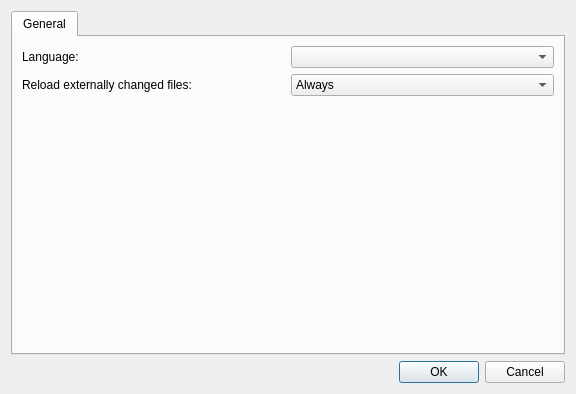
Old version of the form settingsdialog.ui in the repository IoeCmcomc/MCDatapacker.
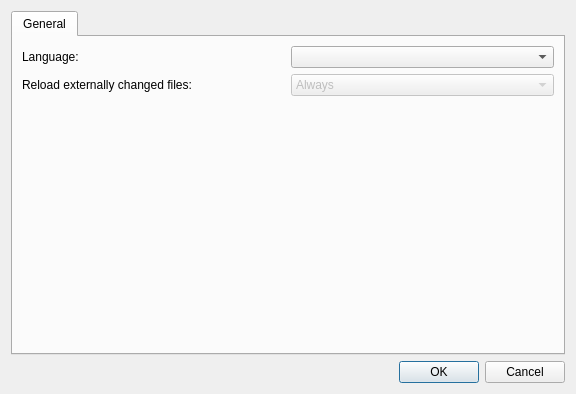
New version of the form.

Commit message:
[Impl] File renamed will now be syncchonize with the editor interface
- Reload extern changes option is disabled because it isn't works
properly now

The edit to the form file:
```diff
--- a/settingsdialog.ui
+++ b/settingsdialog.ui
@@ -52,6 +52,9 @@
          </item>
          <item>
           <widget class="QComboBox" name="reloadExternChangesCombo">
+           <property name="enabled">
+            <bool>false</bool>
+           </property>
            <item>
             <property name="text">
              <string>Always</string>
```
The commit also changes 6 other files.
